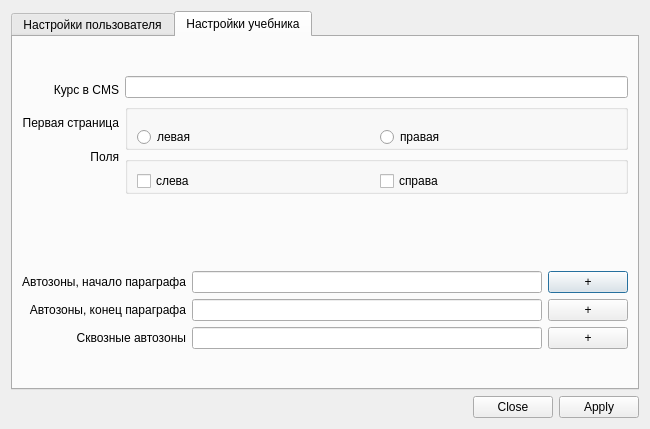
Before: the Qt Designer form settings.ui in fernflower/pdf-sectioning, drawn with Qt 5.
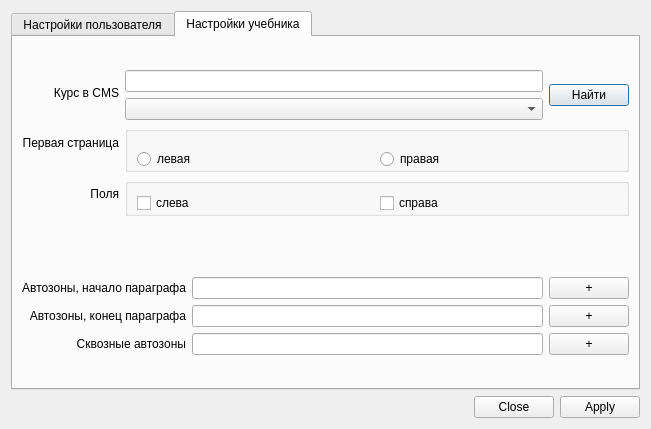
After: the same form once the commit is applied. The open tabs and pages were chosen to show the change.

Commit message: widget mold for find course

```diff
--- a/settings.ui
+++ b/settings.ui
@@ -13,7 +13,7 @@
   <property name="windowTitle">
    <string>Dialog</string>
   </property>
-  <layout class="QVBoxLayout" name="verticalLayout">
+  <layout class="QVBoxLayout" name="verticalLayout_10">
    <item>
     <widget class="QTabWidget" name="settings_tabs">
      <property name="enabled">
@@ -217,19 +217,16 @@
          </property>
          <property name="sizeHint" stdset="0">
           <size>
-           <width>20</width>
-           <height>28</height>
+           <width>607</width>
+           <height>18</height>
           </size>
          </property>
         </spacer>
        </item>
        <item>
-        <layout class="QFormLayout" name="formLayout">
-         <property name="fieldGrowthPolicy">
-          <enum>QFormLayout::AllNonFixedFieldsGrow</enum>
-         </property>
-         <item row="0" column="0">
-          <layout class="QVBoxLayout" name="verticalLayout_2">
+        <layout class="QHBoxLayout" name="horizontalLayout_11">
+         <item>
+          <layout class="QVBoxLayout" name="verticalLayout_3">
            <item>
             <widget class="QLabel" name="label_3">
              <property name="layoutDirection">
@@ -268,14 +265,32 @@
            </item>
           </layout>
          </item>
-         <item row="0" column="1">
-          <layout class="QVBoxLayout" name="verticalLayout_3">
+         <item>
+          <layout class="QVBoxLayout" name="verticalLayout_2">
            <item>
-            <widget class="QLineEdit" name="cmsCourse_edit">
-             <property name="frame">
-              <bool>true</bool>
-             </property>
-            </widget>
+            <layout class="QHBoxLayout" name="horizontalLayout_10">
+             <item>
+              <layout class="QVBoxLayout" name="verticalLayout">
+               <item>
+                <widget class="QLineEdit" name="cmsCourse_edit">
+                 <property name="frame">
+                  <bool>true</bool>
+                 </property>
+                </widget>
+               </item>
+               <item>
+                <widget class="QComboBox" name="searchResults_combo"/>
+               </item>
+              </layout>
+             </item>
+             <item>
+              <widget class="QPushButton" name="search_button">
+               <property name="text">
+                <string>Найти</string>
+               </property>
+              </widget>
+             </item>
+            </layout>
            </item>
            <item>
             <widget class="QGroupBox" name="first_page_group">
@@ -352,8 +367,8 @@
          </property>
          <property name="sizeHint" stdset="0">
           <size>
-           <width>20</width>
-           <height>13</height>
+           <width>607</width>
+           <height>10</height>
           </size>
          </property>
         </spacer>
@@ -365,8 +380,8 @@
          </property>
          <property name="sizeHint" stdset="0">
           <size>
-           <width>20</width>
-           <height>40</height>
+           <width>607</width>
+           <height>30</height>
           </size>
          </property>
         </spacer>
@@ -480,8 +495,8 @@
          </property>
          <property name="sizeHint" stdset="0">
           <size>
-           <width>20</width>
-           <height>22</height>
+           <width>607</width>
+           <height>13</height>
           </size>
          </property>
         </spacer>
```
Left out of the diff: 2 changed lines with no effect on the pictures. The commit also changes 2 other files.
